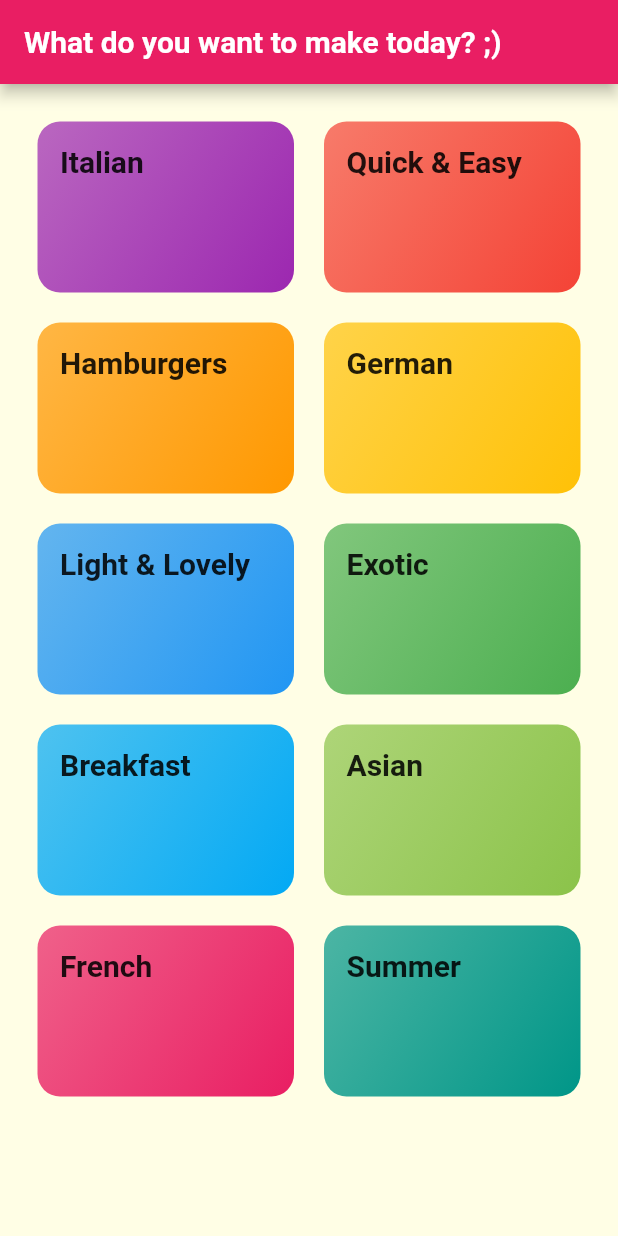
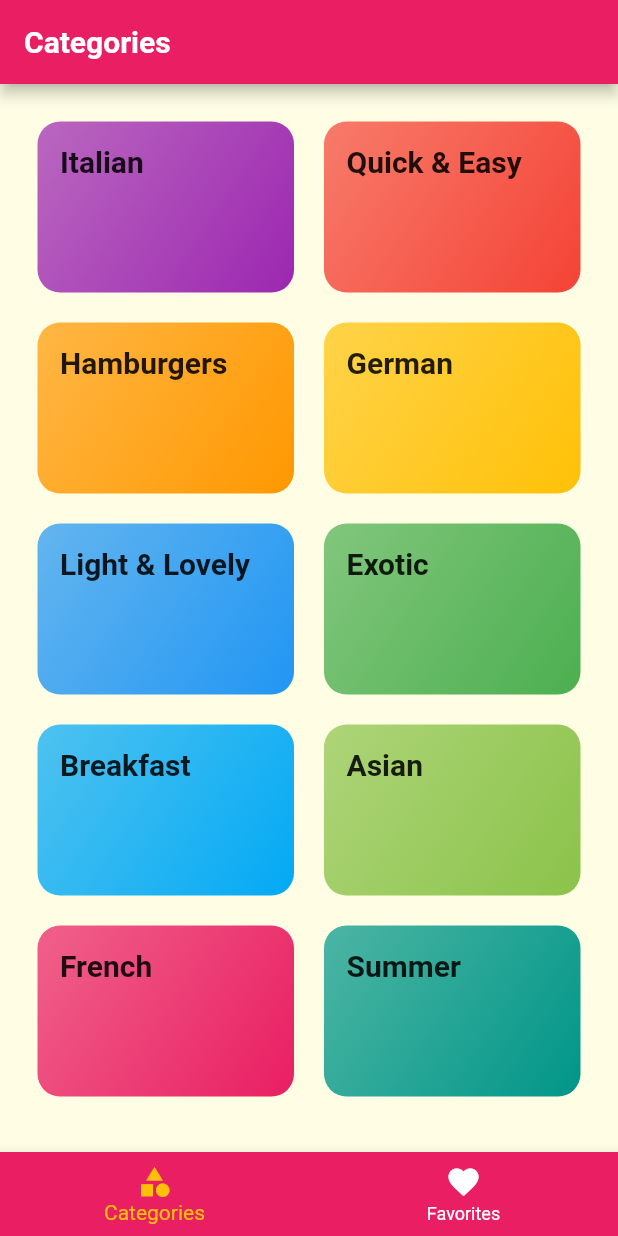
Before and after one commit to RV784/Cook-Book, a Flutter app: the screen it shows after launch, on a phone screen of 412 x 824 dp. Run offline on Flutter 3.47's test engine with Material 2 defaults, Android fonts, the phone set to English and light mode, and no system bars.

Commit message:
Tabs added + 2 new screens

```diff
--- a/lib/main.dart
+++ b/lib/main.dart
@@ -1,4 +1,5 @@
 import 'package:flutter/material.dart';
+import '../screen/tabs_screen.dart';
 import './screen/meal_detail_screen.dart';
 import './screen/category_meals_screen.dart';
 import './screen/categories_scree.dart';
@@ -23,7 +24,7 @@ class MyApp extends StatelessWidget {
               ),
             ),
       ),
-      home: CategoriesScreen(),
+      home: TabsScreen(),
       routes: {
         CategoryMealsScreen.routeName: (ctx) => CategoryMealsScreen(),
         MealDetailScreen.routeName: (ctx) => MealDetailScreen(),
--- a/lib/screen/categories_scree.dart
+++ b/lib/screen/categories_scree.dart
@@ -5,9 +5,9 @@ import '../widgets/category_item.dart';
 class CategoriesScreen extends StatelessWidget {
   @override
   Widget build(BuildContext context) {
-    return Scaffold(
-      appBar: AppBar(title: const Text('What do you want to make today? ;)')),
-      body: GridView(
+    return
+        // appBar: AppBar(title: const Text('What do you want to make today? ;)')),
+        GridView(
       padding: const EdgeInsets.all(25),
       children: DUMMY_CATEGORIES
           .map((catData) =>
@@ -18,7 +18,6 @@ class CategoriesScreen extends StatelessWidget {
           childAspectRatio: 3 / 2,
           crossAxisSpacing: 20,
           mainAxisSpacing: 20),
-      ),
     );
   }
 }
--- /dev/null
+++ b/lib/screen/tabs_screen.dart
@@ -0,0 +1,53 @@
+import 'package:flutter/material.dart';
+import '../screen/Favorites_Scree.dart';
+import '../screen/categories_scree.dart';
+
+class TabsScreen extends StatefulWidget {
+  @override
+  State<TabsScreen> createState() => _TabsScreenState();
+}
+
+class _TabsScreenState extends State<TabsScreen> {
+  final List<Map<String, dynamic>> _pages = [
+    {'page': CategoriesScreen(), 'title': 'Categories'},
+    {'page': FavoriteScreen(), 'title': 'Favorites'}
+  ];
+
+  int _selectedPageIndex = 0;
+
+  void _selectPage(int index) {
+    setState(() {
+      _selectedPageIndex = index;
+    });
+  }
+
+  @override
+  Widget build(BuildContext context) {
+    return Scaffold(
+      appBar: AppBar(
+        title: Text(_pages[_selectedPageIndex]['title']),
+      ),
+      body: _pages[_selectedPageIndex]['page'],
+      bottomNavigationBar: BottomNavigationBar(
+        onTap: _selectPage,
+        backgroundColor: Theme.of(context).primaryColor,
+        unselectedItemColor: Colors.white,
+        selectedItemColor: Theme.of(context).accentColor,
+        currentIndex: _selectedPageIndex,
+        // type: BottomNavigationBarType.shifting,
+        items: [
+          BottomNavigationBarItem(
+            backgroundColor: Theme.of(context).primaryColor,
+            icon: Icon(Icons.category),
+            label: 'Categories',
+          ),
+          BottomNavigationBarItem(
+            backgroundColor: Theme.of(context).primaryColor,
+            icon: Icon(Icons.favorite),
+            label: 'Favorites',
+          )
+        ],
+      ),
+    );
+  }
+}
```
Also changed, not shown: lib/screen/Favorites_Scree.dart (added, +10 -0 lines), lib/screen/meal_detail_screen.dart (+66 -2 lines). Lines whose indentation alone changed are shown as unchanged.
